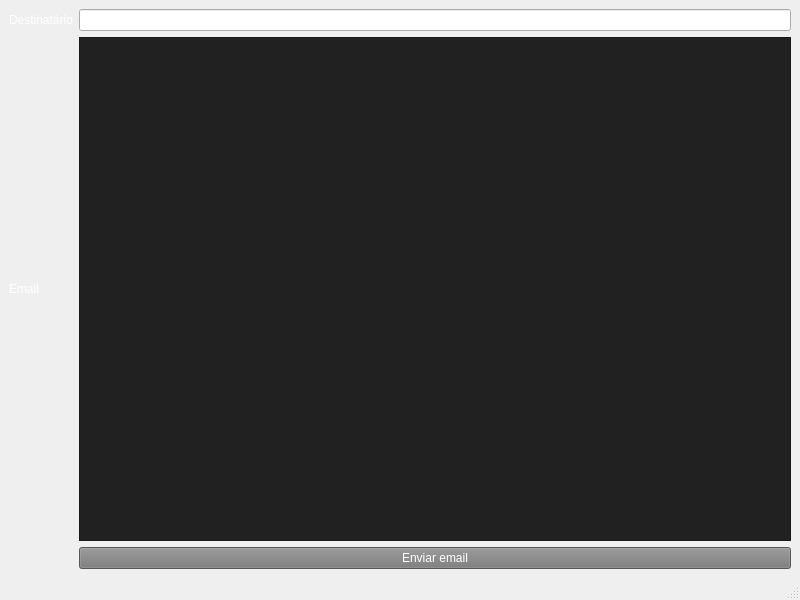
Above: main.ui from ArretadoLabs/email_sender_pyqt5 before the change. Below: the same form after it.
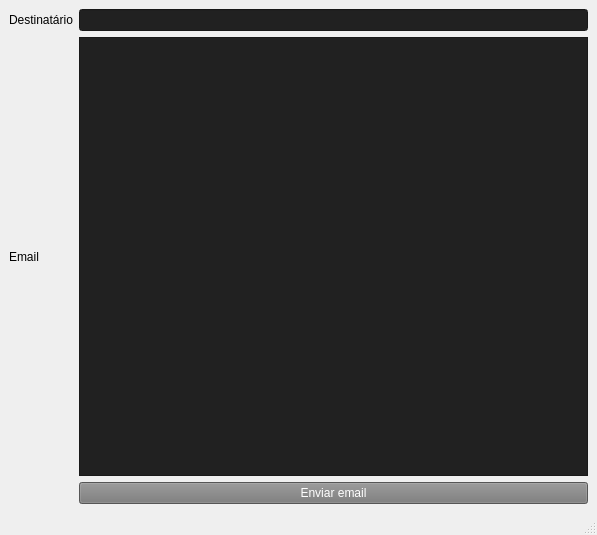
That is the form after the change.

Commit message: File of email sender back logical and UI fields front

The edit to the form file:
```diff
--- a/main.ui
+++ b/main.ui
@@ -6,8 +6,8 @@
    <rect>
     <x>0</x>
     <y>0</y>
-    <width>800</width>
-    <height>600</height>
+    <width>597</width>
+    <height>535</height>
    </rect>
   </property>
   <property name="windowTitle">
@@ -31,6 +31,9 @@
    <layout class="QGridLayout" name="gridLayout">
     <item row="1" column="0">
      <widget class="QLabel" name="label_2">
+      <property name="styleSheet">
+       <string notr="true">color: black;</string>
+      </property>
       <property name="text">
        <string>Email</string>
       </property>
@@ -39,15 +42,22 @@
     <item row="1" column="1">
      <widget class="QTextEdit" name="textEdit">
       <property name="styleSheet">
-       <string notr="true">color:red;</string>
+       <string notr="true">color:white;</string>
       </property>
      </widget>
     </item>
     <item row="0" column="1">
-     <widget class="QLineEdit" name="lineEdit"/>
+     <widget class="QLineEdit" name="lineEdit">
+      <property name="styleSheet">
+       <string notr="true">background-color: rgb(33,33,33);</string>
+      </property>
+     </widget>
     </item>
     <item row="0" column="0">
      <widget class="QLabel" name="label">
+      <property name="styleSheet">
+       <string notr="true">color: black;</string>
+      </property>
       <property name="text">
        <string>Destinatário</string>
       </property>
```
Left out of the diff: 6 changed lines with no effect on the pictures. The commit also changes 3 other files.
